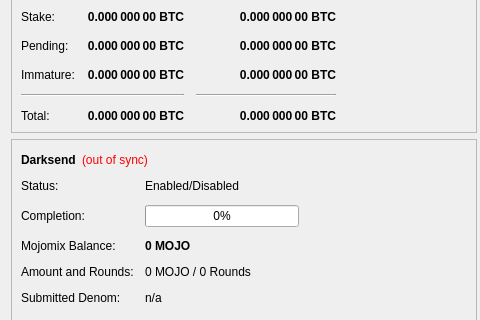
dsutil/mojocoin, file src/qt/forms/overviewpage.ui: the form before one commit; both pictures show x 0 to 480 and y 109 to 429 of the 960 by 609 pixel window.
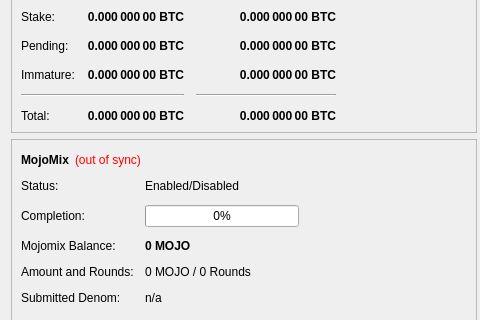
The form after the commit.

The edit to the form file:
```diff
--- a/src/qt/forms/overviewpage.ui
+++ b/src/qt/forms/overviewpage.ui
@@ -1135,7 +1135,7 @@
               </font>
              </property>
              <property name="text">
-              <string>Darksend</string>
+              <string>MojoMix</string>
              </property>
             </widget>
            </item>
```
